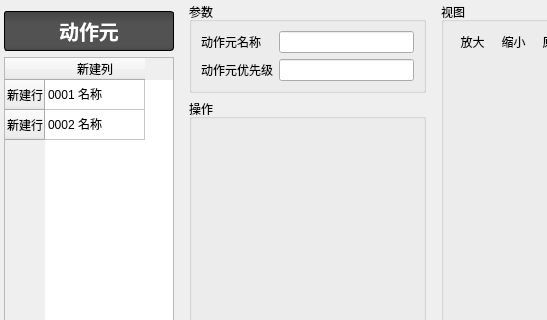
DrillUp/DrillGIFActionSequenceEditor, file DrillGIFActionSequenceEditor/Source/ActionSeqModule/actionPart/p_ActionPart.ui: the form before one commit; both pictures show x 0 to 547 and y 0 to 320 of the 785 by 571 pixel window.
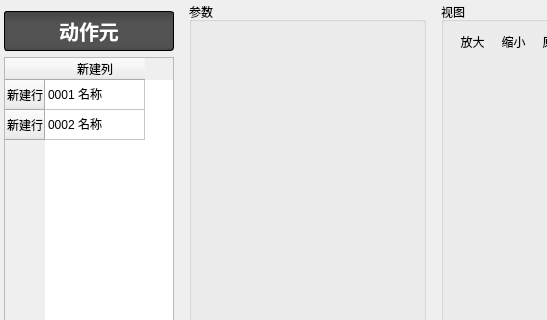
The form after the commit. Icons and pictures are not drawn.

Commit message: 完成了动作元部分数据读取功能。

Patch:
```diff
--- a/DrillGIFActionSequenceEditor/Source/ActionSeqModule/actionPart/p_ActionPart.ui
+++ b/DrillGIFActionSequenceEditor/Source/ActionSeqModule/actionPart/p_ActionPart.ui
@@ -159,37 +159,26 @@
               <property name="title">
                <string>参数</string>
               </property>
-              <layout class="QGridLayout" name="gridLayout" columnstretch="1,3">
-               <item row="0" column="1">
-                <widget class="QLineEdit" name="lineEdit_name"/>
-               </item>
-               <item row="0" column="0">
-                <widget class="QLabel" name="label_2">
-                 <property name="text">
-                  <string>动作元名称</string>
-                 </property>
-                </widget>
-               </item>
-               <item row="1" column="1">
-                <widget class="QLineEdit" name="lineEdit_2"/>
+              <layout class="QGridLayout" name="gridLayout" columnstretch="1,0">
+               <property name="leftMargin">
+                <number>2</number>
+               </property>
+               <property name="topMargin">
+                <number>2</number>
+               </property>
+               <property name="rightMargin">
+                <number>2</number>
+               </property>
+               <property name="bottomMargin">
+                <number>6</number>
+               </property>
+               <property name="spacing">
+                <number>2</number>
+               </property>
+               <item row="0" column="0" colspan="2">
+                <widget class="QWidget" name="widget_form" native="true"/>
                </item>
                <item row="1" column="0">
-                <widget class="QLabel" name="label_3">
-                 <property name="text">
-                  <string>动作元优先级</string>
-                 </property>
-                </widget>
-               </item>
-              </layout>
-             </widget>
-            </item>
-            <item>
-             <widget class="QGroupBox" name="groupBox_2">
-              <property name="title">
-               <string>操作</string>
-              </property>
-              <layout class="QGridLayout" name="gridLayout_2">
-               <item row="0" column="0">
                 <spacer name="verticalSpacer">
                  <property name="orientation">
                   <enum>Qt::Vertical</enum>
@@ -197,7 +186,7 @@
                  <property name="sizeHint" stdset="0">
                   <size>
                    <width>20</width>
-                   <height>278</height>
+                   <height>40</height>
                   </size>
                  </property>
                 </spacer>
```
The commit also changes 28 other files.
